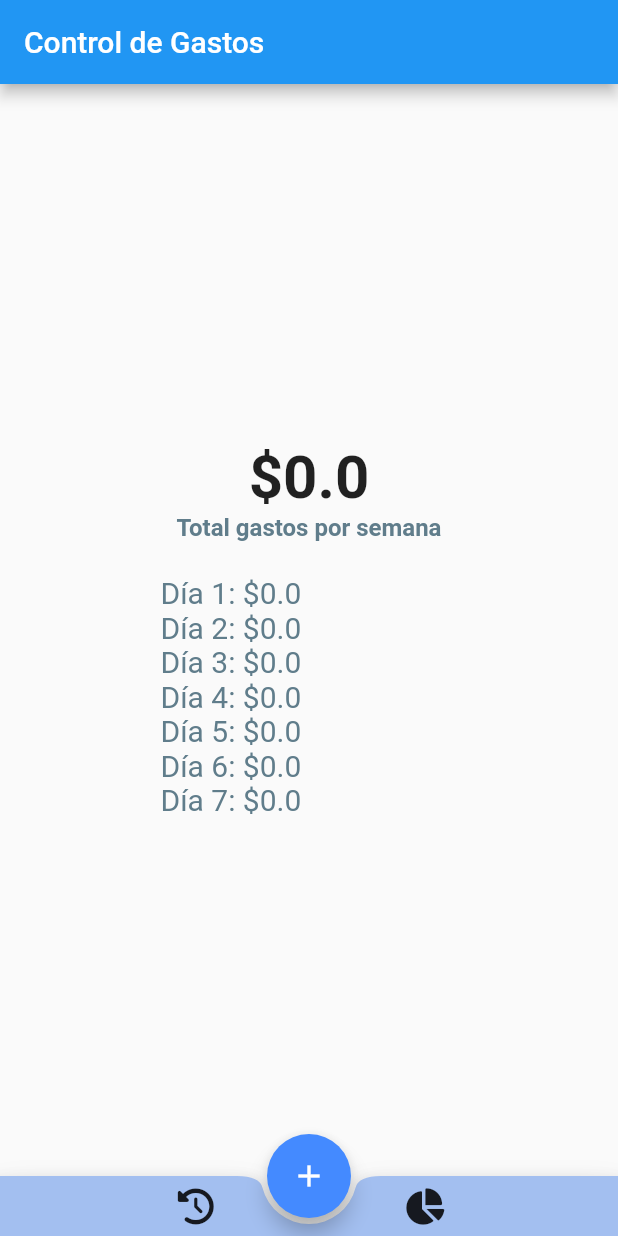
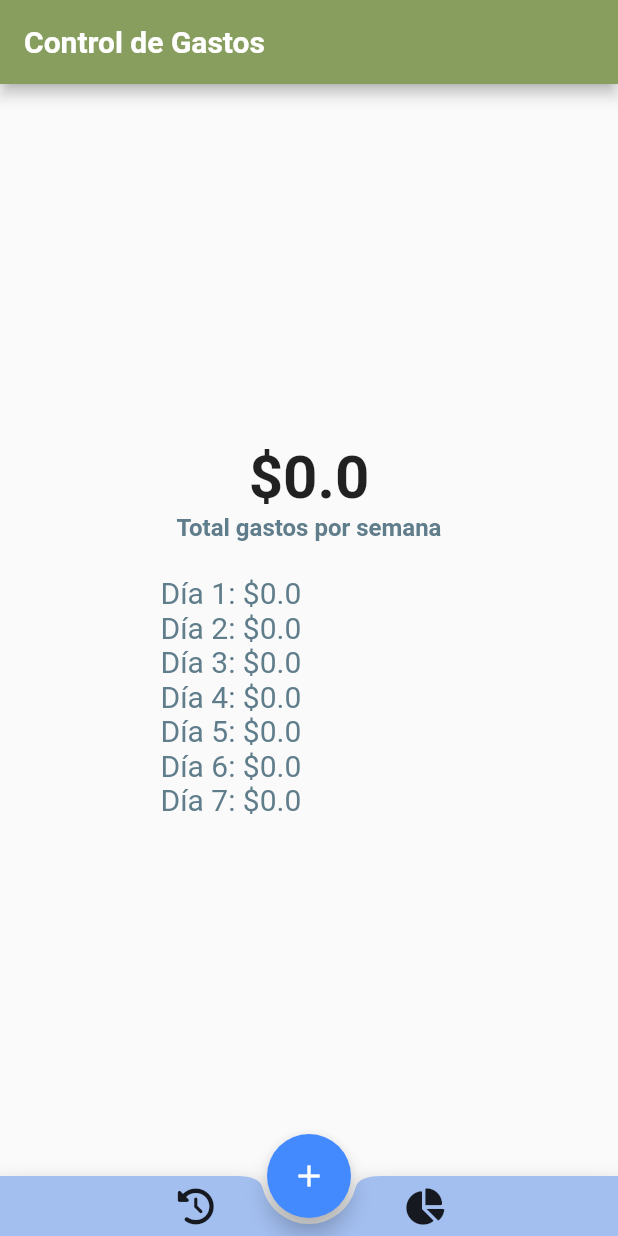
Before and after one commit to gonzaSala/controlGastosv1, a Flutter app: the screen it shows after launch, on a phone screen of 412 x 824 dp. Run offline on Flutter 3.47's test engine with Material 2 defaults, Android fonts, the light colour scheme and no system bars; our stand-ins replace charts_flutter, cloud_firestore, firebase_core, font_awesome_flutter; accounts and stored records are empty.

Commit message:
appbarTheme

```diff
--- a/lib/main.dart
+++ b/lib/main.dart
@@ -27,6 +27,20 @@ class MyApp extends StatelessWidget {
   Widget build(BuildContext context) {
     return MaterialApp(
       title: 'Material App',
+      theme: ThemeData(
+        appBarTheme: const AppBarTheme(
+            backgroundColor: Color.fromARGB(255, 136, 158, 94)),
+        primaryColor: Colors.black87, // Color principal de la aplicación
+        hintColor: Color.fromARGB(255, 171, 190, 90), // Color de resaltado
+        fontFamily: 'Roboto', // Tipo de fuente predeterminado
+        textTheme: TextTheme(
+          // Establece la tipografía para diferentes partes de la aplicación
+          headline6: TextStyle(
+            fontSize: 20.0,
+            fontWeight: FontWeight.bold,
+          ),
+        ),
+      ),
       initialRoute: '/',
       routes: {
         '/': (context) => const HomePage(),
```
Also changed, not shown: lib/screens/historial.dart (+20 -10 lines).
